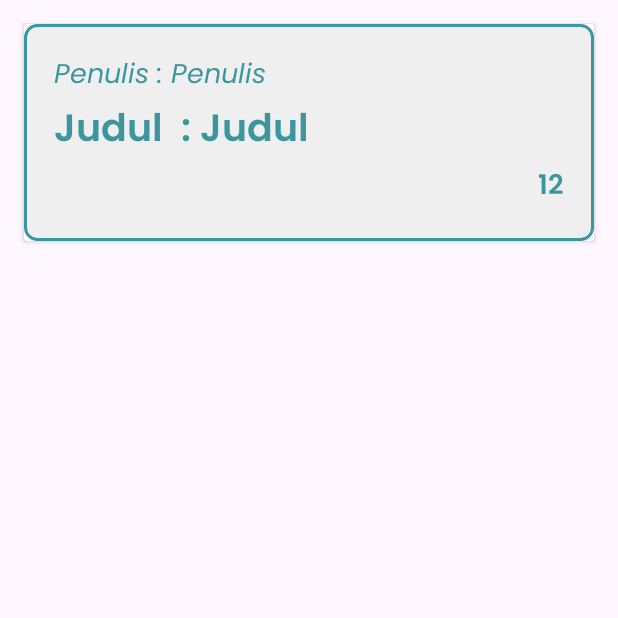
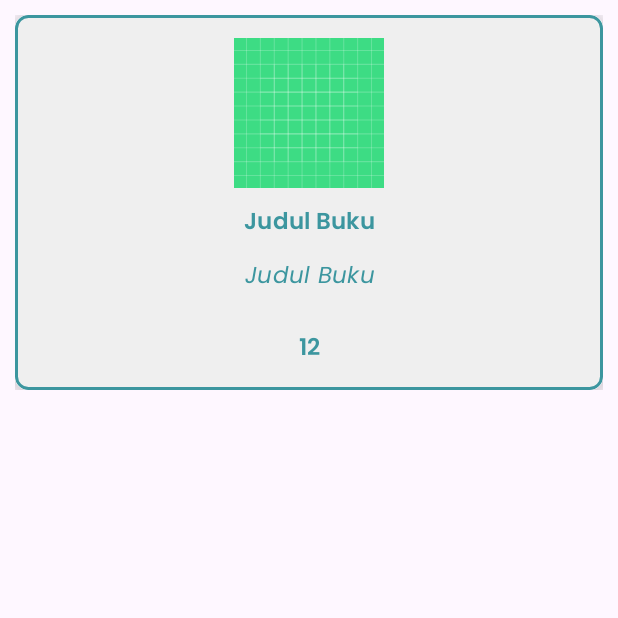
Before and after one commit to ilhamsuryap/perpusMobile, an Android app: the DataPinjam screen opened directly, with no data from a screen before it, on a phone screen of 412 x 824 dp, the top half of it. Run offline under Robolectric (Android 15) with nearby library versions, the phone set to English and light mode, and no system bars; 2 statements that could not run were skipped.

```diff
--- a/app/src/main/java/com/example/perpustakaan/ViewModel/BukuViewModel.kt
+++ b/app/src/main/java/com/example/perpustakaan/ViewModel/BukuViewModel.kt
@@ -49,4 +49,5 @@ class BukuViewModel(application: Application) : AndroidViewModel(application) {
         }
     }
 
+
 }
--- a/app/src/main/java/com/example/perpustakaan/adapter/BukuListAdapter.kt
+++ b/app/src/main/java/com/example/perpustakaan/adapter/BukuListAdapter.kt
@@ -45,6 +45,10 @@ class BukuListAdapter (
         holder.bind(buku, onItemClick)
     }
 
+    override fun getItem(position: Int): Buku {
+        return getItem(position)
+    }
+
 //    override fun getItemCount(): Int = bukuList.size
 
 //    fun setData(buku: List<Buku>) {
--- a/app/src/main/res/layout/activity_daftar_buku.xml
+++ b/app/src/main/res/layout/activity_daftar_buku.xml
@@ -48,7 +48,7 @@
             tools:listitem="@layout/style_daftar_buku"
             tools:ignore="MissingConstraints"
             app:layoutManager="androidx.recyclerview.widget.GridLayoutManager"
-            app:spanCount="1"
+            app:spanCount="2"
             app:layout_constraintTop_toBottomOf="@id/searchViewdaftarbuku"
             app:layout_constraintBottom_toTopOf="@id/guideline8"
             app:layout_constraintStart_toStartOf="parent"
--- a/app/src/main/res/layout/style_daftar_buku.xml
+++ b/app/src/main/res/layout/style_daftar_buku.xml
@@ -1,88 +1,92 @@
 <?xml version="1.0" encoding="utf-8"?>
-<layout xmlns:android="http://schemas.android.com/apk/res/android"
+<androidx.constraintlayout.widget.ConstraintLayout
+    xmlns:android="http://schemas.android.com/apk/res/android"
     xmlns:app="http://schemas.android.com/apk/res-auto"
     xmlns:tools="http://schemas.android.com/tools"
-    tools:context=".ListBuku.DataPinjam"
+    android:layout_width="match_parent"
+    android:layout_height="250dp"
+    android:layout_margin="10dp"
     >
 
     <androidx.cardview.widget.CardView
+        android:id="@+id/cardView"
         android:layout_width="match_parent"
         android:layout_height="wrap_content"
-    android:layout_margin="16dp"
-    android:padding="16dp"
-    android:id="@+id/cardluarDaftarBuku">
+        android:elevation="8dp"
+        app:cardCornerRadius="8dp"
+
+        app:layout_constraintStart_toStartOf="parent"
+        app:layout_constraintTop_toTopOf="parent"
+        app:layout_constraintEnd_toEndOf="parent"
+        app:cardElevation="10dp">
 
         <androidx.constraintlayout.widget.ConstraintLayout
             android:layout_width="match_parent"
+            android:layout_height="wrap_content"
             android:background="@drawable/border1"
-        android:padding="20dp"
-        android:layout_height="wrap_content"
-        android:id="@+id/cardListDaftarBuku"
-        >
+            android:padding="15dp">
+
+            <ImageView
+                android:id="@+id/imageView"
+                android:layout_width="100dp"
+                android:layout_height="100dp"
+                android:contentDescription="Image"
+                android:scaleType="centerCrop"
+                android:src="@drawable/ic_launcher_background"
+                app:layout_constraintEnd_toEndOf="parent"
+                app:layout_constraintStart_toStartOf="parent"
+                app:layout_constraintTop_toTopOf="parent" />
 
             <TextView
-            android:id="@+id/tvJudulBukuview"
+                android:id="@+id/tvPenulis"
                 android:layout_width="wrap_content"
                 android:layout_height="wrap_content"
+                android:layout_marginTop="10dp"
+                android:layout_marginBottom="8dp"
+                android:gravity="center"
+                android:text="Judul Buku"
+                android:fontFamily="@font/poppinssemibold"
                 android:textColor="#3C969F"
-            android:textSize="25sp"
-            android:text="Judul  : "
-            android:fontFamily="@font/poppinssemibold"
-            android:textStyle="bold"
+                android:textAppearance="?attr/textAppearanceHeadline6"
+                android:textSize="15dp"
+                app:layout_constraintEnd_toEndOf="parent"
                 app:layout_constraintStart_toStartOf="parent"
-            app:layout_constraintTop_toBottomOf="@+id/tvPenulis" />
-        <!-- TextView untuk Judul Buku -->
+                app:layout_constraintTop_toBottomOf="@id/imageView" />
+
             <TextView
                 android:id="@+id/tvJudulBuku"
-            android:layout_width="0dp"
+                android:layout_width="wrap_content"
                 android:layout_height="wrap_content"
+                android:layout_marginTop="10dp"
+                android:layout_marginBottom="8dp"
+                android:gravity="center"
+                android:text="Judul Buku"
+                android:fontFamily="@font/poppinsitalic"
                 android:textColor="#3C969F"
-            android:textSize="25sp"
-            android:text="Judul"
-            android:fontFamily="@font/poppinssemibold"
-            android:textStyle="bold"
-            app:layout_constraintStart_toEndOf="@id/tvJudulBukuview"
-            app:layout_constraintTop_toBottomOf="@+id/tvPenulis" />
-
+                android:textAppearance="?attr/textAppearanceHeadline6"
+                android:textSize="15dp"
+                app:layout_constraintEnd_toEndOf="parent"
+                app:layout_constraintStart_toStartOf="parent"
+                app:layout_constraintTop_toBottomOf="@id/tvPenulis" />
 
             <TextView
-            android:id="@+id/tvPenulisview"
+                android:id="@+id/tvStok"
                 android:layout_width="wrap_content"
-            android:layout_height="wrap_content"
-            android:fontFamily="@font/poppinsitalic"
+                android:layout_height="50dp"
+                android:layout_marginTop="10dp"
+                android:layout_marginBottom="8dp"
+                android:gravity="center"
+                android:fontFamily="@font/poppinssemibold"
                 android:textColor="#3C969F"
-            android:textSize="18sp"
-            android:text="Penulis : "
-            app:layout_constraintStart_toStartOf="parent"
-            app:layout_constraintTop_toTopOf="parent" />
-        <!-- TextView untuk Kategori Buku -->
-        <TextView
-            android:id="@+id/tvPenulis"
-            android:layout_width="0dp"
-            android:layout_height="wrap_content"
-            android:fontFamily="@font/poppinsitalic"
-            android:textColor="#3C969F"
-            android:textSize="18sp"
-            android:text="Penulis"
-            app:layout_constraintStart_toEndOf="@id/tvPenulisview"
-            app:layout_constraintTop_toTopOf="parent" />
-
-        <!-- TextView untuk Stok Buku -->
-        <TextView
-            android:id="@+id/tvStok"
-            android:layout_width="0dp"
-            android:layout_height="wrap_content"
-            android:fontFamily="@font/poppinssemibold"
                 android:text="12"
-            android:gravity="end"
-            android:textColor="#3C969F"
-            android:textSize="18sp"
+                android:textAppearance="?attr/textAppearanceHeadline6"
+                android:textSize="15dp"
                 app:layout_constraintEnd_toEndOf="parent"
                 app:layout_constraintStart_toStartOf="parent"
-            app:layout_constraintTop_toBottomOf="@+id/tvJudulBuku" />
+                app:layout_constraintTop_toBottomOf="@id/tvJudulBuku" />
 
         </androidx.constraintlayout.widget.ConstraintLayout>
 
     </androidx.cardview.widget.CardView>
 
-    </layout>
+</androidx.constraintlayout.widget.ConstraintLayout>
```
Also changed, not shown: app/src/main/java/com/example/perpustakaan/adapter/BukuAdapter.kt (+23 -15 lines), app/src/main/java/com/example/perpustakaan/daftarbukuActivity/DaftarBukuActivity.kt (+30 -23 lines), app/src/main/res/layout/style_daftar_bukuads.xml (+48 -45 lines). Lines whose indentation alone changed are shown as unchanged.
